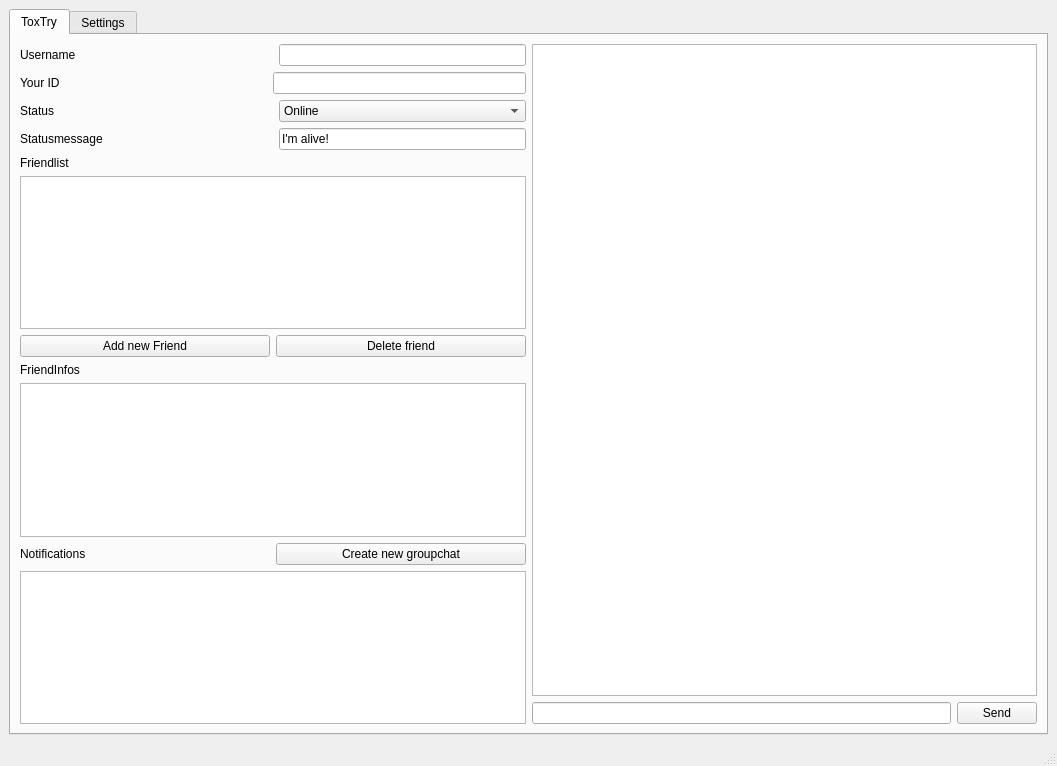
Above: ui/main.ui from hersche/tryToxic before the change. Below: the same form after it.
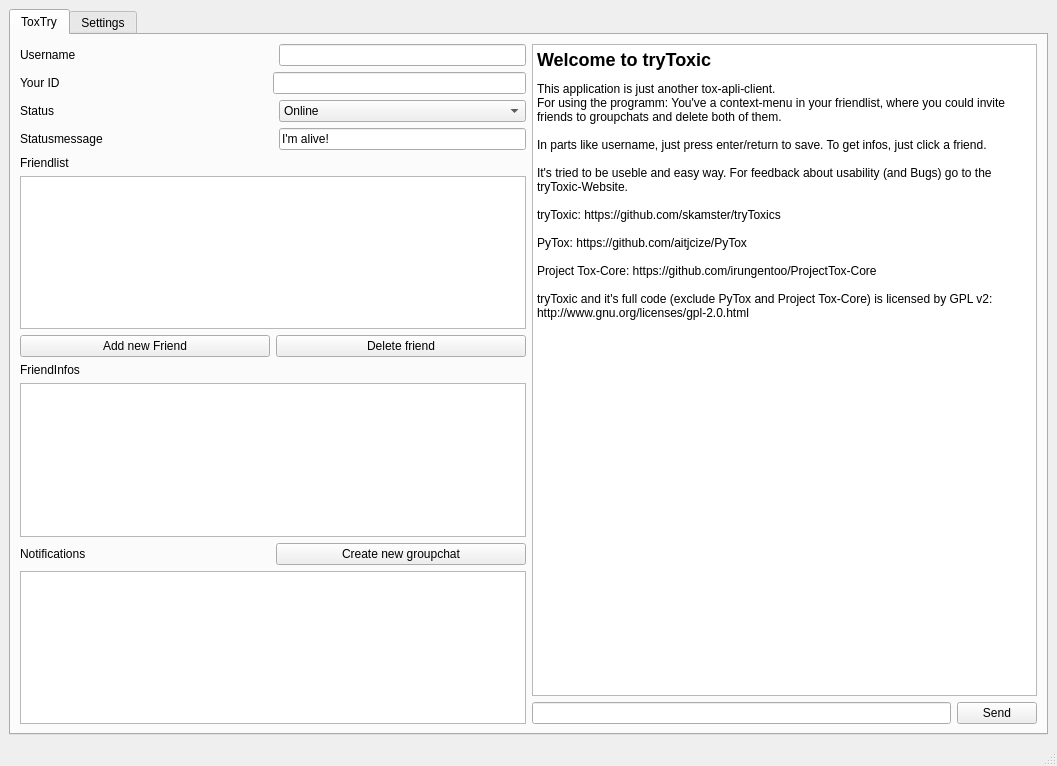
That is the form after the change. Icons and pictures are not drawn.

Commit message: welcome-text is back, a 'last' bug is fixed, try it :)

What changed in the file:
```diff
--- a/ui/main.ui
+++ b/ui/main.ui
@@ -289,6 +289,28 @@
                 <property name="readOnly">
                  <bool>true</bool>
                 </property>
+                <property name="html">
+                 <string>&lt;!DOCTYPE HTML PUBLIC &quot;-//W3C//DTD HTML 4.0//EN&quot; &quot;http://www.w3.org/TR/REC-html40/strict.dtd&quot;&gt;
+&lt;html&gt;&lt;head&gt;&lt;meta name=&quot;qrichtext&quot; content=&quot;1&quot; /&gt;&lt;style type=&quot;text/css&quot;&gt;
+p, li { white-space: pre-wrap; }
+&lt;/style&gt;&lt;/head&gt;&lt;body style=&quot; font-family:'Ubuntu'; font-size:9pt; font-weight:400; font-style:normal;&quot;&gt;
+&lt;p style=&quot; margin-top:16px; margin-bottom:12px; margin-left:0px; margin-right:0px; -qt-block-indent:0; text-indent:0px;&quot;&gt;&lt;span style=&quot; font-size:x-large; font-weight:600;&quot;&gt;Welcome to tryToxic&lt;/span&gt;&lt;/p&gt;
+&lt;p style=&quot; margin-top:0px; margin-bottom:0px; margin-left:0px; margin-right:0px; -qt-block-indent:0; text-indent:0px;&quot;&gt;This application is just another tox-apli-client.&lt;/p&gt;
+&lt;p style=&quot; margin-top:0px; margin-bottom:0px; margin-left:0px; margin-right:0px; -qt-block-indent:0; text-indent:0px;&quot;&gt;For using the programm: You've a context-menu in your friendlist, where you could invite friends to groupchats and delete both of them.&lt;/p&gt;
+&lt;p style=&quot;-qt-paragraph-type:empty; margin-top:0px; margin-bottom:0px; margin-left:0px; margin-right:0px; -qt-block-indent:0; text-indent:0px;&quot;&gt;&lt;br /&gt;&lt;/p&gt;
+&lt;p style=&quot; margin-top:0px; margin-bottom:0px; margin-left:0px; margin-right:0px; -qt-block-indent:0; text-indent:0px;&quot;&gt;In parts like username, just press enter/return to save. To get infos, just click a friend.&lt;/p&gt;
+&lt;p style=&quot;-qt-paragraph-type:empty; margin-top:0px; margin-bottom:0px; margin-left:0px; margin-right:0px; -qt-block-indent:0; text-indent:0px;&quot;&gt;&lt;br /&gt;&lt;/p&gt;
+&lt;p style=&quot; margin-top:0px; margin-bottom:0px; margin-left:0px; margin-right:0px; -qt-block-indent:0; text-indent:0px;&quot;&gt;It's tried to be useble and easy way. For feedback about usability (and Bugs) go to the tryToxic-Website.&lt;/p&gt;
+&lt;p style=&quot;-qt-paragraph-type:empty; margin-top:0px; margin-bottom:0px; margin-left:0px; margin-right:0px; -qt-block-indent:0; text-indent:0px;&quot;&gt;&lt;br /&gt;&lt;/p&gt;
+&lt;p style=&quot; margin-top:0px; margin-bottom:0px; margin-left:0px; margin-right:0px; -qt-block-indent:0; text-indent:0px;&quot;&gt;tryToxic: https://github.com/skamster/tryToxics&lt;/p&gt;
+&lt;p style=&quot;-qt-paragraph-type:empty; margin-top:0px; margin-bottom:0px; margin-left:0px; margin-right:0px; -qt-block-indent:0; text-indent:0px;&quot;&gt;&lt;br /&gt;&lt;/p&gt;
+&lt;p style=&quot; margin-top:0px; margin-bottom:0px; margin-left:0px; margin-right:0px; -qt-block-indent:0; text-indent:0px;&quot;&gt;PyTox: https://github.com/aitjcize/PyTox&lt;/p&gt;
+&lt;p style=&quot;-qt-paragraph-type:empty; margin-top:0px; margin-bottom:0px; margin-left:0px; margin-right:0px; -qt-block-indent:0; text-indent:0px;&quot;&gt;&lt;br /&gt;&lt;/p&gt;
+&lt;p style=&quot; margin-top:0px; margin-bottom:0px; margin-left:0px; margin-right:0px; -qt-block-indent:0; text-indent:0px;&quot;&gt;Project Tox-Core: https://github.com/irungentoo/ProjectTox-Core&lt;/p&gt;
+&lt;p style=&quot;-qt-paragraph-type:empty; margin-top:0px; margin-bottom:0px; margin-left:0px; margin-right:0px; -qt-block-indent:0; text-indent:0px;&quot;&gt;&lt;br /&gt;&lt;/p&gt;
+&lt;p style=&quot; margin-top:0px; margin-bottom:0px; margin-left:0px; margin-right:0px; -qt-block-indent:0; text-indent:0px;&quot;&gt;tryToxic and it's full code (exclude PyTox and Project Tox-Core) is licensed by GPL v2:&lt;/p&gt;
+&lt;p style=&quot; margin-top:0px; margin-bottom:0px; margin-left:0px; margin-right:0px; -qt-block-indent:0; text-indent:0px;&quot;&gt;http://www.gnu.org/licenses/gpl-2.0.html&lt;/p&gt;&lt;/body&gt;&lt;/html&gt;</string>
+                </property>
                </widget>
               </item>
              </layout>
```
Left out of the diff: 4 changed lines with no effect on the pictures. The commit also changes 3 other files.
